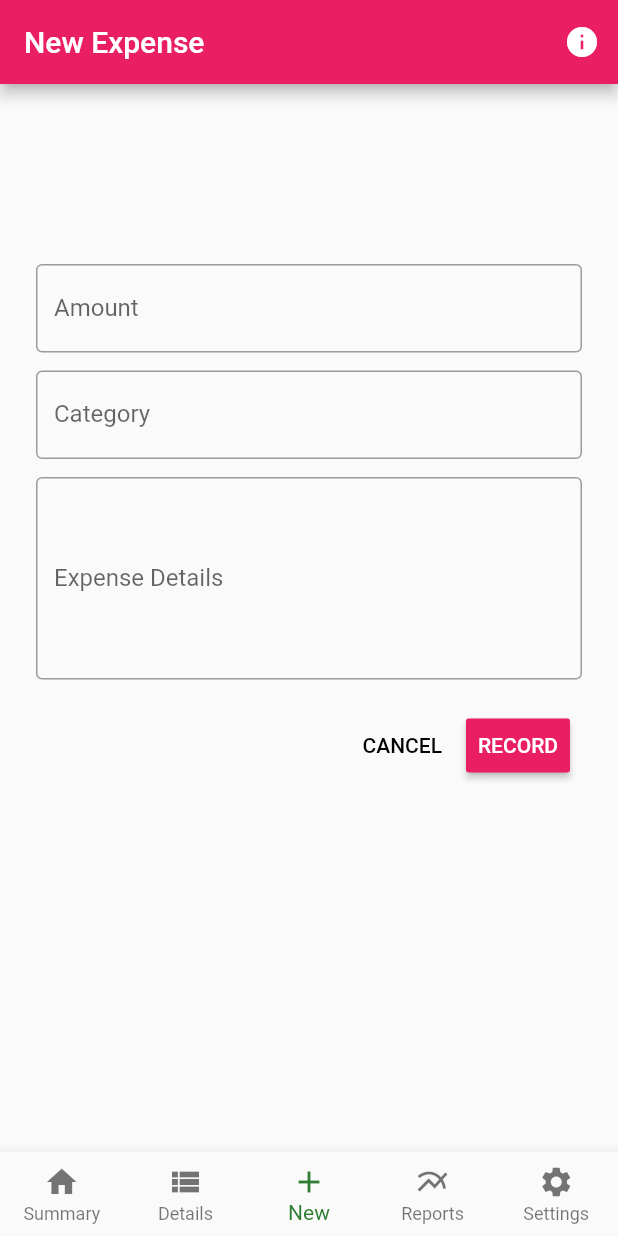
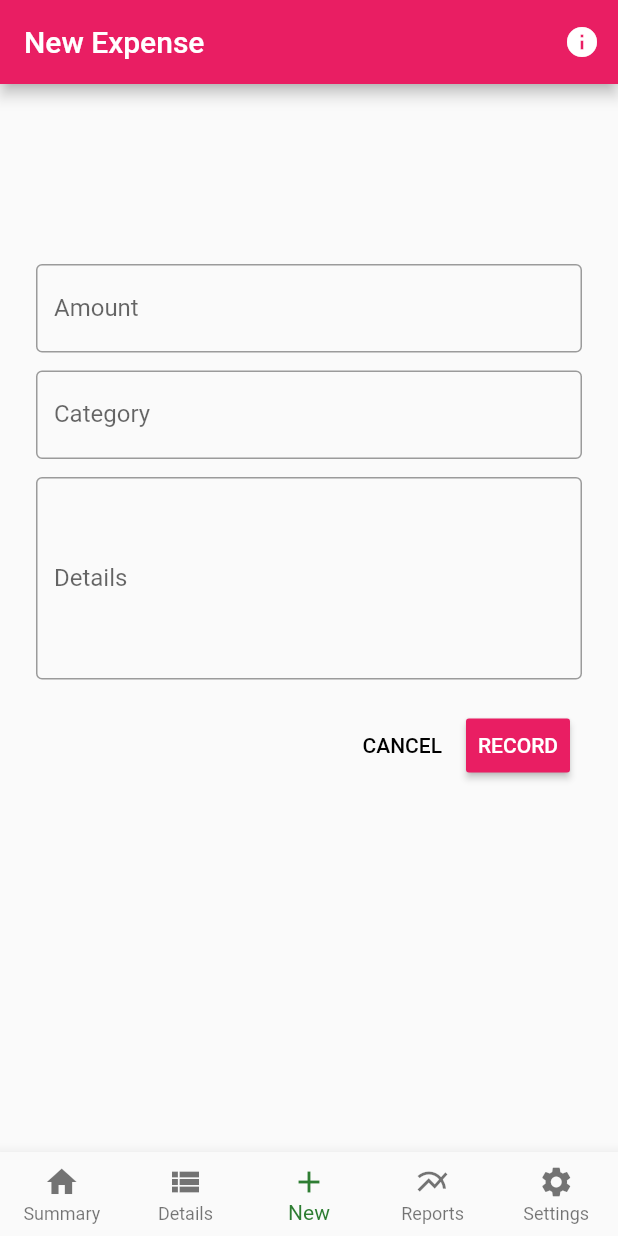
Before and after one commit to kraulain/simple_expense_tracker, a Flutter app: the screen it shows after launch, item 3 of the bottom bar chosen, on a phone screen of 412 x 824 dp. Run offline on Flutter 3.47's test engine with Material 2 defaults, Android fonts, the phone set to English and light mode, and no system bars; our stand-ins replace sqflite; missing offline and left inert: preferences; accounts and stored records are empty; Roboto replaces fonts that are missing (Raleway).

Commit message:
revert previous change made for demo purposes

```diff
--- a/lib/views/new_expense_page.dart
+++ b/lib/views/new_expense_page.dart
@@ -57,7 +57,7 @@ class _NewExpensePageState extends State<NewExpensePage> {
               maxLines: 5,
               controller: _detailsController,
               decoration: InputDecoration(
-                labelText: 'Expense Details',
+                labelText: 'Details',
                 hintText: 'Detailed description of what you spent on.',
               ),
             ),
```
